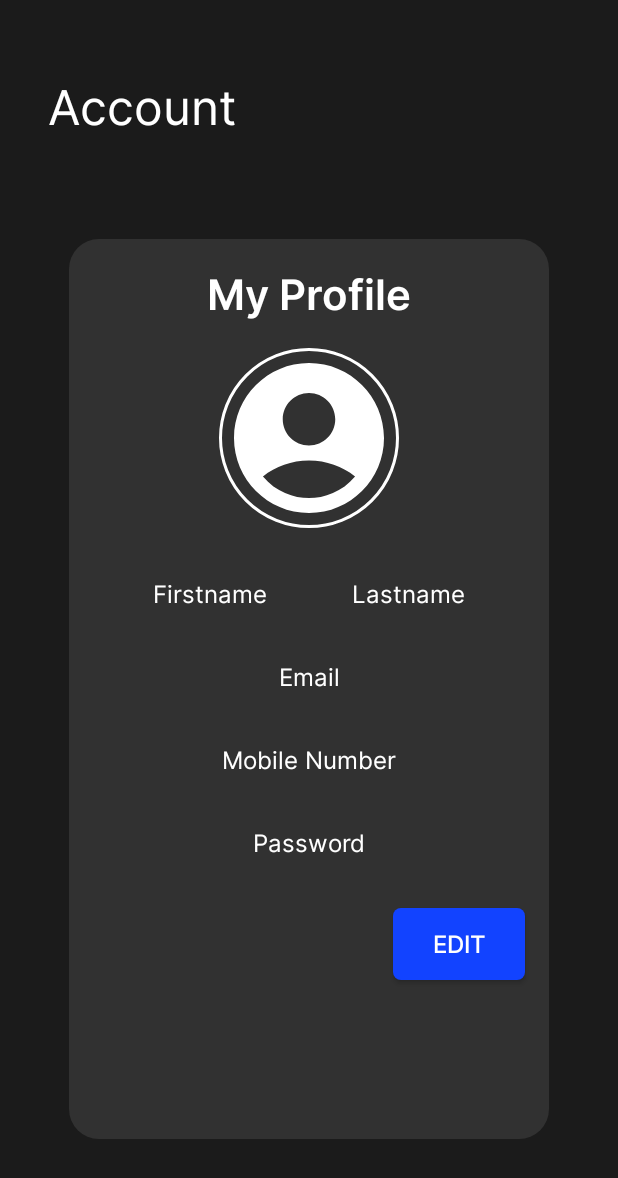
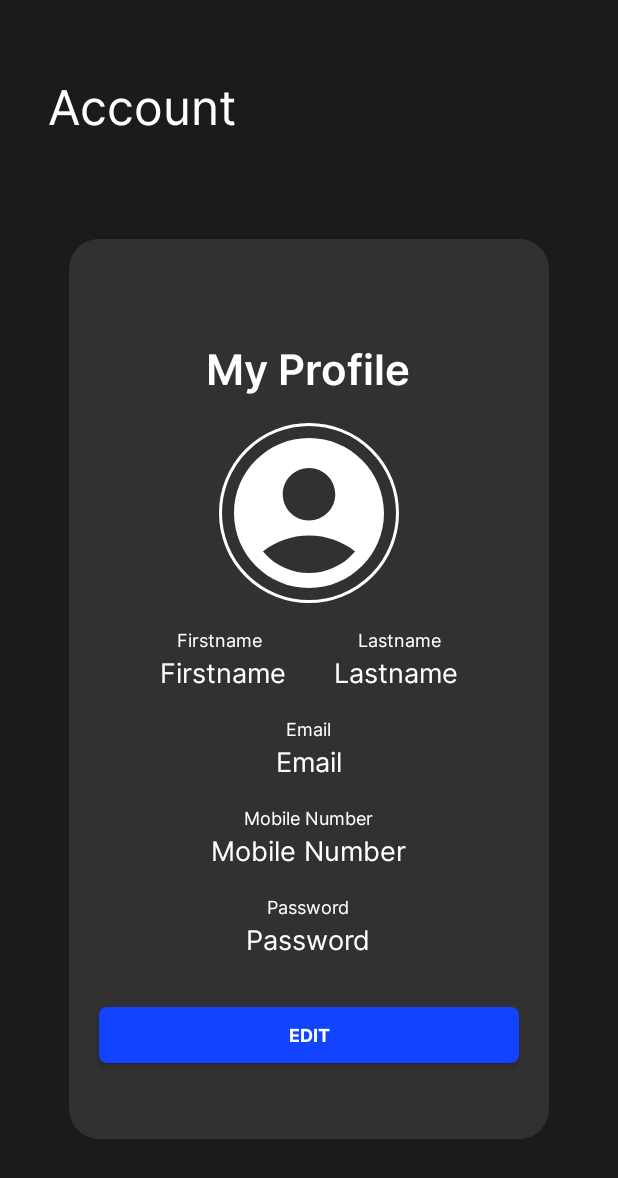
Before and after one commit to Ranssuu/emissiontestkit, an Android app: the MyProfileActivity screen opened directly, with no data from a screen before it, on a phone screen of 412 x 824 dp. Shown: the top 1178 px of the screen. Run offline under Robolectric (Android 15) with nearby library versions, the phone set to English and light mode, and no system bars.

Commit message:
Design 80% - need to connect database

```diff
--- a/app/src/main/AndroidManifest.xml
+++ b/app/src/main/AndroidManifest.xml
@@ -1,6 +1,9 @@
 <?xml version="1.0" encoding="utf-8"?>
 <manifest xmlns:android="http://schemas.android.com/apk/res/android"
     xmlns:tools="http://schemas.android.com/tools">
+
+    <uses-permission android:name="android.permission.ACCESS_NETWORK_STATE" />
+    <uses-permission android:name="android.permission.INTERNET" />
 
     <application
         android:allowBackup="true"
--- a/app/src/main/res/layout/activity_my_profile.xml
+++ b/app/src/main/res/layout/activity_my_profile.xml
@@ -12,7 +12,8 @@
         android:id="@+id/header"
         android:layout_width="match_parent"
         android:layout_height="wrap_content"
-        app:layout_constraintTop_toTopOf="parent">
+        app:layout_constraintTop_toTopOf="parent"
+        tools:ignore="MissingClass">
 
         <TextView
             android:id="@+id/myprofile"
@@ -29,17 +30,19 @@
 
     </androidx.constraintlayout.widget.ConstraintLayout>
 
-    <androidx.constraintlayout.widget.ConstraintLayout
+    <LinearLayout
         android:layout_width="320dp"
         android:layout_height="600dp"
         android:background="@drawable/widget_bg"
+        android:orientation="vertical"
         app:layout_constraintBottom_toBottomOf="parent"
         app:layout_constraintEnd_toEndOf="parent"
         app:layout_constraintStart_toStartOf="parent"
-        app:layout_constraintTop_toBottomOf="@+id/header">
+        app:layout_constraintTop_toBottomOf="@+id/header"
+        android:gravity="center">
 
         <TextView
-            android:id="@+id/textView"
+            android:id="@+id/profile"
             android:layout_width="wrap_content"
             android:layout_height="wrap_content"
             android:layout_marginTop="16dp"
@@ -61,94 +64,141 @@
             android:clickable="true"
             android:contentDescription="@string/profile_image"
             android:scaleType="centerCrop"
-            android:src="@drawable/profilepic"
-            app:layout_constraintEnd_toEndOf="parent"
-            app:layout_constraintStart_toStartOf="parent"
-            app:layout_constraintTop_toBottomOf="@+id/textView" />
+            android:src="@drawable/profilepic" />
 
         <!-- Profile Details -->
+
+        <LinearLayout
+            android:layout_width="wrap_content"
+            android:layout_height="wrap_content"
+            android:orientation="horizontal"
+            android:gravity="center">
 
             <TextView
                 android:id="@+id/firstNameTextView"
                 android:layout_width="wrap_content"
                 android:layout_height="wrap_content"
-            android:layout_marginTop="32dp"
                 android:fontFamily="@font/interreg"
                 android:text="@string/fname"
                 android:textColor="@color/white"
-            android:textSize="16sp"
-            app:layout_constraintEnd_toStartOf="@+id/lastNameTextView"
-            app:layout_constraintStart_toStartOf="parent"
-            app:layout_constraintTop_toBottomOf="@+id/profileImageView" />
+                android:textSize="12sp"/>
+
+            <View
+                android:layout_width="64dp"
+                android:layout_height="match_parent" />
 
             <TextView
                 android:id="@+id/lastNameTextView"
                 android:layout_width="wrap_content"
                 android:layout_height="wrap_content"
-            android:layout_marginTop="32dp"
                 android:fontFamily="@font/interreg"
                 android:text="@string/lname"
                 android:textColor="@color/white"
-            android:textSize="16sp"
-            app:layout_constraintEnd_toEndOf="parent"
-            app:layout_constraintHorizontal_bias="0.397"
-            app:layout_constraintStart_toEndOf="@+id/firstNameTextView"
-            app:layout_constraintTop_toBottomOf="@+id/profileImageView" />
+                android:textSize="12sp"/>
+
+        </LinearLayout>
+
+        <LinearLayout
+            android:layout_width="wrap_content"
+            android:layout_height="wrap_content"
+            android:orientation="horizontal"
+            android:gravity="center">
+
+            <TextView
+                android:id="@+id/firstName"
+                android:layout_width="wrap_content"
+                android:layout_height="wrap_content"
+                android:fontFamily="@font/interreg"
+                android:text="@string/fname"
+                android:textColor="@color/white"
+                android:textSize="18sp"/>
+
+            <View
+                android:layout_width="32dp"
+                android:layout_height="match_parent" />
+
+            <TextView
+                android:id="@+id/lastName"
+                android:layout_width="wrap_content"
+                android:layout_height="wrap_content"
+                android:fontFamily="@font/interreg"
+                android:text="@string/lname"
+                android:textColor="@color/white"
+                android:textSize="18sp"/>
+
+        </LinearLayout>
 
         <TextView
             android:id="@+id/emailTextView"
             android:layout_width="wrap_content"
             android:layout_height="wrap_content"
-            android:layout_marginTop="32dp"
+            android:layout_marginTop="16dp"
             android:text="@string/email"
             android:textColor="@color/white"
             android:fontFamily="@font/interreg"
-            android:textSize="16sp"
-            app:layout_constraintEnd_toEndOf="parent"
-            app:layout_constraintStart_toStartOf="parent"
-            app:layout_constraintTop_toBottomOf="@+id/firstNameTextView" />
+            android:textSize="12sp"/>
+
+        <TextView
+            android:id="@+id/email"
+            android:layout_width="wrap_content"
+            android:layout_height="wrap_content"
+            android:text="@string/email"
+            android:textColor="@color/white"
+            android:fontFamily="@font/interreg"
+            android:textSize="18sp"/>
 
         <TextView
             android:id="@+id/numberTextView"
             android:layout_width="wrap_content"
             android:layout_height="wrap_content"
-            android:layout_marginTop="32dp"
+            android:layout_marginTop="16dp"
             android:text="@string/mnumber"
             android:textColor="@color/white"
             android:fontFamily="@font/interreg"
-            android:textSize="16sp"
-            app:layout_constraintEnd_toEndOf="parent"
-            app:layout_constraintStart_toStartOf="parent"
-            app:layout_constraintTop_toBottomOf="@+id/emailTextView" />
+            android:textSize="12sp" />
+
+        <TextView
+            android:id="@+id/number"
+            android:layout_width="wrap_content"
+            android:layout_height="wrap_content"
+            android:text="@string/mnumber"
+            android:textColor="@color/white"
+            android:fontFamily="@font/interreg"
+            android:textSize="18sp" />
 
         <TextView
             android:id="@+id/passwordTextView"
             android:layout_width="wrap_content"
             android:layout_height="wrap_content"
-            android:layout_marginTop="32dp"
+            android:layout_marginTop="16dp"
             android:text="@string/password"
             android:textColor="@color/white"
             android:fontFamily="@font/interreg"
-            android:textSize="16sp"
-            app:layout_constraintEnd_toEndOf="parent"
-            app:layout_constraintStart_toStartOf="parent"
-            app:layout_constraintTop_toBottomOf="@+id/numberTextView" />
+            android:textSize="12sp" />
+
+        <TextView
+            android:id="@+id/password"
+            android:layout_width="wrap_content"
+            android:layout_height="wrap_content"
+            android:text="@string/password"
+            android:textColor="@color/white"
+            android:fontFamily="@font/interreg"
+            android:textSize="18sp" />
 
         <!-- Edit Button -->
         <Button
-            android:id="@+id/editButton"
+            android:id="@+id/edit"
             android:layout_width="wrap_content"
-            android:layout_height="wrap_content"
+            android:layout_height="37dp"
             android:layout_marginTop="32dp"
-            android:layout_marginEnd="16dp"
-            android:text="Edit"
+            android:width="280dp"
+            android:background="@drawable/button"
+            android:fontFamily="@font/interbold"
+            android:text="@string/edit"
             android:textColor="@color/white"
-            android:fontFamily="@font/intermed"
-            android:textSize="16sp"
-            app:layout_constraintEnd_toEndOf="parent"
-            app:layout_constraintTop_toBottomOf="@+id/passwordTextView"
-            android:background="@drawable/button"/>
+            android:textSize="12sp" />
+
+
+    </LinearLayout>
 
 </androidx.constraintlayout.widget.ConstraintLayout>
-
-</androidx.constraintlayout.widget.ConstraintLayout>
--- a/app/src/main/res/layout/activity_settings.xml
+++ b/app/src/main/res/layout/activity_settings.xml
@@ -78,7 +78,8 @@
         android:focusable="true"
         android:orientation="horizontal"
         android:padding="16dp"
-        app:layout_constraintTop_toBottomOf="@+id/statuslayout">
+        app:layout_constraintTop_toBottomOf="@+id/statuslayout"
+        android:onClick="onProfileClicked">
 
         <ImageView
             android:layout_width="wrap_content"
@@ -112,7 +113,8 @@
         android:focusable="true"
         android:orientation="horizontal"
         android:padding="16dp"
-        app:layout_constraintTop_toBottomOf="@+id/personaldetails">
+        app:layout_constraintTop_toBottomOf="@+id/personaldetails"
+        android:onClick="onVehicleClicked">
 
         <ImageView
             android:layout_width="wrap_content"
```
Also changed, not shown: app/src/main/java/com/example/emissiontestkit/SettingsActivity.java (+12 -0 lines), app/src/main/res/layout/activity_vehicle_profile.xml (+101 -55 lines). Lines whose indentation alone changed are shown as unchanged.
